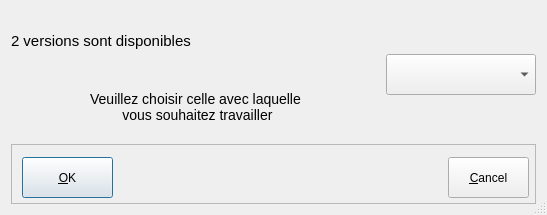
Above: UiQT4/desChoixCata.ui from SalomePlatform/eficas_tools before the change. Below: the same form after it.
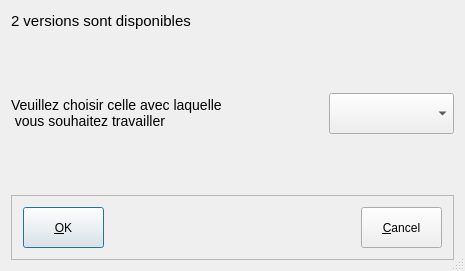
That is the form after the change.

```diff
--- a/UiQT4/desChoixCata.ui
+++ b/UiQT4/desChoixCata.ui
@@ -1,12 +1,12 @@
 <ui version="4.0" >
  <class>DChoixCata</class>
- <widget class="QDialog" name="DChoixCata" >
-  <property name="geometry" >
+ <widget class="QDialog" name="DChoixCata">
+  <property name="geometry">
    <rect>
     <x>0</x>
     <y>0</y>
-    <width>547</width>
-    <height>215</height>
+    <width>465</width>
+    <height>271</height>
    </rect>
   </property>
   <property name="windowTitle" >
@@ -15,12 +15,14 @@
   <property name="sizeGripEnabled" >
    <bool>true</bool>
   </property>
-  <layout class="QGridLayout" name="gridLayout" >
-   <item row="0" column="0" >
-    <widget class="QLabel" name="TLNb" >
-     <property name="minimumSize" >
+  <layout class="QGridLayout" name="gridLayout">
+   <item row="0" column="0" colspan="2">
+    <layout class="QHBoxLayout" name="horizontalLayout_3">
+     <item>
+      <widget class="QLabel" name="TLNb">
+       <property name="minimumSize">
       <size>
-       <width>30</width>
+         <width>0</width>
        <height>0</height>
       </size>
      </property>
@@ -28,17 +30,93 @@
       <string>&lt;!DOCTYPE HTML PUBLIC "-//W3C//DTD HTML 4.0//EN" "http://www.w3.org/TR/REC-html40/strict.dtd">
 &lt;html>&lt;head>&lt;meta name="qrichtext" content="1" />&lt;style type="text/css">
 p, li { white-space: pre-wrap; }
-&lt;/style>&lt;/head>&lt;body style=" font-family:'Sans Serif'; font-size:9pt; font-weight:400; font-style:normal;">
-&lt;p style=" margin-top:0px; margin-bottom:0px; margin-left:0px; margin-right:0px; -qt-block-indent:0; text-indent:0px;">&lt;span style=" font-size:11pt;">2 versions sont disponibles&lt;/span>&lt;/p>&lt;/body>&lt;/html></string>
-     </property>
-     <property name="wordWrap" >
+&lt;/style&gt;&lt;/head&gt;&lt;body style=&quot; font-family:'Sans Serif'; font-size:9pt; font-weight:400; font-style:normal;&quot;&gt;
+&lt;p style=&quot; margin-top:0px; margin-bottom:0px; margin-left:0px; margin-right:0px; -qt-block-indent:0; text-indent:0px;&quot;&gt;&lt;span style=&quot; font-size:11pt;&quot;&gt;2 versions sont disponibles&lt;/span&gt;&lt;/p&gt;&lt;/body&gt;&lt;/html&gt;</string>
+       </property>
+       <property name="wordWrap">
       <bool>false</bool>
      </property>
     </widget>
    </item>
-   <item rowspan="2" row="0" column="1" >
-    <widget class="QComboBox" name="CBChoixCata" >
-     <property name="enabled" >
+     <item>
+      <spacer name="horizontalSpacer_3">
+       <property name="orientation">
+        <enum>Qt::Horizontal</enum>
+       </property>
+       <property name="sizeHint" stdset="0">
+        <size>
+         <width>40</width>
+         <height>20</height>
+        </size>
+       </property>
+      </spacer>
+     </item>
+    </layout>
+   </item>
+   <item row="1" column="1">
+    <spacer name="verticalSpacer_2">
+     <property name="orientation">
+      <enum>Qt::Vertical</enum>
+     </property>
+     <property name="sizeHint" stdset="0">
+      <size>
+       <width>20</width>
+       <height>45</height>
+      </size>
+     </property>
+    </spacer>
+   </item>
+   <item row="2" column="0" colspan="2">
+    <layout class="QHBoxLayout" name="horizontalLayout_2">
+     <item>
+      <widget class="QLabel" name="textLabel1_2">
+       <property name="sizePolicy">
+        <sizepolicy hsizetype="Preferred" vsizetype="Preferred">
+         <horstretch>0</horstretch>
+         <verstretch>0</verstretch>
+        </sizepolicy>
+       </property>
+       <property name="minimumSize">
+        <size>
+         <width>0</width>
+         <height>0</height>
+        </size>
+       </property>
+       <property name="text">
+        <string>&lt;!DOCTYPE HTML PUBLIC &quot;-//W3C//DTD HTML 4.0//EN&quot; &quot;http://www.w3.org/TR/REC-html40/strict.dtd&quot;&gt;
+&lt;html&gt;&lt;head&gt;&lt;meta name=&quot;qrichtext&quot; content=&quot;1&quot; /&gt;&lt;style type=&quot;text/css&quot;&gt;
+p, li { white-space: pre-wrap; }
+&lt;/style&gt;&lt;/head&gt;&lt;body style=&quot; font-family:'Sans Serif'; font-size:9pt; font-weight:400; font-style:normal;&quot;&gt;
+&lt;table style=&quot;-qt-table-type: root; margin-top:4px; margin-bottom:4px; margin-left:4px; margin-right:4px;&quot;&gt;
+&lt;tr&gt;
+&lt;td style=&quot;border: none;&quot;&gt;
+&lt;p style=&quot; margin-top:0px; margin-bottom:0px; margin-left:0px; margin-right:0px; -qt-block-indent:0; text-indent:0px;&quot;&gt;&lt;span style=&quot; font-size:large;&quot;&gt;Veuillez choisir celle avec laquelle&lt;/span&gt;&lt;/p&gt;
+&lt;p style=&quot; margin-top:0px; margin-bottom:0px; margin-left:0px; margin-right:0px; -qt-block-indent:0; text-indent:0px;&quot;&gt;&lt;span style=&quot; font-size:large;&quot;&gt; vous souhaitez travailler&lt;/span&gt;&lt;/p&gt;&lt;/td&gt;&lt;/tr&gt;&lt;/table&gt;&lt;/body&gt;&lt;/html&gt;</string>
+       </property>
+       <property name="scaledContents">
+        <bool>false</bool>
+       </property>
+       <property name="wordWrap">
+        <bool>false</bool>
+       </property>
+      </widget>
+     </item>
+     <item>
+      <spacer name="horizontalSpacer_2">
+       <property name="orientation">
+        <enum>Qt::Horizontal</enum>
+       </property>
+       <property name="sizeHint" stdset="0">
+        <size>
+         <width>38</width>
+         <height>20</height>
+        </size>
+       </property>
+      </spacer>
+     </item>
+     <item>
+      <widget class="QComboBox" name="CBChoixCata">
+       <property name="enabled">
       <bool>true</bool>
      </property>
      <property name="minimumSize" >
@@ -55,45 +133,39 @@
      </property>
     </widget>
    </item>
-   <item row="1" column="0" >
-    <widget class="QLabel" name="textLabel1_2" >
-     <property name="minimumSize" >
+    </layout>
+   </item>
+   <item row="3" column="0">
+    <spacer name="verticalSpacer">
+     <property name="orientation">
+      <enum>Qt::Vertical</enum>
+     </property>
+     <property name="sizeHint" stdset="0">
       <size>
-       <width>60</width>
-       <height>60</height>
+       <width>20</width>
+       <height>45</height>
       </size>
      </property>
-     <property name="text" >
-      <string>&lt;!DOCTYPE HTML PUBLIC "-//W3C//DTD HTML 4.0//EN" "http://www.w3.org/TR/REC-html40/strict.dtd">
-&lt;html>&lt;head>&lt;meta name="qrichtext" content="1" />&lt;style type="text/css">
-p, li { white-space: pre-wrap; }
-&lt;/style>&lt;/head>&lt;body style=" font-family:'Sans Serif'; font-size:9pt; font-weight:400; font-style:normal;">
-&lt;p align="center" style=" margin-top:0px; margin-bottom:0px; margin-left:0px; margin-right:0px; -qt-block-indent:0; text-indent:0px;">&lt;span style=" font-size:large;">Veuillez choisir celle avec laquelle&lt;/span>&lt;/p>
-&lt;p align="center" style=" margin-top:0px; margin-bottom:0px; margin-left:0px; margin-right:0px; -qt-block-indent:0; text-indent:0px; font-size:large;">&lt;span style=" font-size:large;"> vous souhaitez travailler&lt;/span>&lt;/p>&lt;/body>&lt;/html></string>
-     </property>
-     <property name="wordWrap" >
-      <bool>false</bool>
-     </property>
-    </widget>
+    </spacer>
    </item>
-   <item row="2" column="0" colspan="2" >
-    <widget class="QFrame" name="frame3" >
-     <property name="frameShape" >
+   <item row="4" column="0" colspan="2">
+    <widget class="QFrame" name="frame3">
+     <property name="frameShape">
       <enum>QFrame::StyledPanel</enum>
      </property>
      <property name="frameShadow" >
       <enum>QFrame::Raised</enum>
      </property>
-     <widget class="QPushButton" name="buttonOk" >
-      <property name="geometry" >
-       <rect>
-        <x>11</x>
-        <y>13</y>
-        <width>91</width>
+     <layout class="QHBoxLayout" name="horizontalLayout">
+      <item>
+       <widget class="QPushButton" name="buttonOk">
+        <property name="minimumSize">
+         <size>
+          <width>81</width>
         <height>41</height>
-       </rect>
-      </property>
-      <property name="text" >
+         </size>
+        </property>
+        <property name="text">
        <string>&amp;OK</string>
       </property>
       <property name="shortcut" >
@@ -106,17 +178,24 @@
        <bool>true</bool>
       </property>
      </widget>
-     <widget class="QPushButton" name="buttonCancel" >
-      <property name="geometry" >
-       <rect>
-        <x>437</x>
-        <y>13</y>
-        <width>81</width>
-        <height>41</height>
-       </rect>
-      </property>
-      <property name="minimumSize" >
+      </item>
+      <item>
+       <spacer name="horizontalSpacer">
+        <property name="orientation">
+         <enum>Qt::Horizontal</enum>
+        </property>
+        <property name="sizeHint" stdset="0">
        <size>
+          <width>40</width>
+          <height>20</height>
+         </size>
+        </property>
+       </spacer>
+      </item>
+      <item>
+       <widget class="QPushButton" name="buttonCancel">
+        <property name="minimumSize">
+         <size>
         <width>81</width>
         <height>41</height>
        </size>
@@ -131,6 +210,8 @@
        <bool>true</bool>
       </property>
      </widget>
+      </item>
+     </layout>
     </widget>
    </item>
   </layout>
@@ -139,7 +220,7 @@
   <zorder>CBChoixCata</zorder>
   <zorder>frame3</zorder>
  </widget>
- <layoutdefault spacing="6" margin="11" />
+ <layoutdefault spacing="6" margin="11"/>
  <pixmapfunction>qPixmapFromMimeSource</pixmapfunction>
  <resources/>
  <connections/>
```
Left out of the diff: 35 changed lines with no effect on the pictures. Lines whose indentation alone changed are shown as unchanged.
